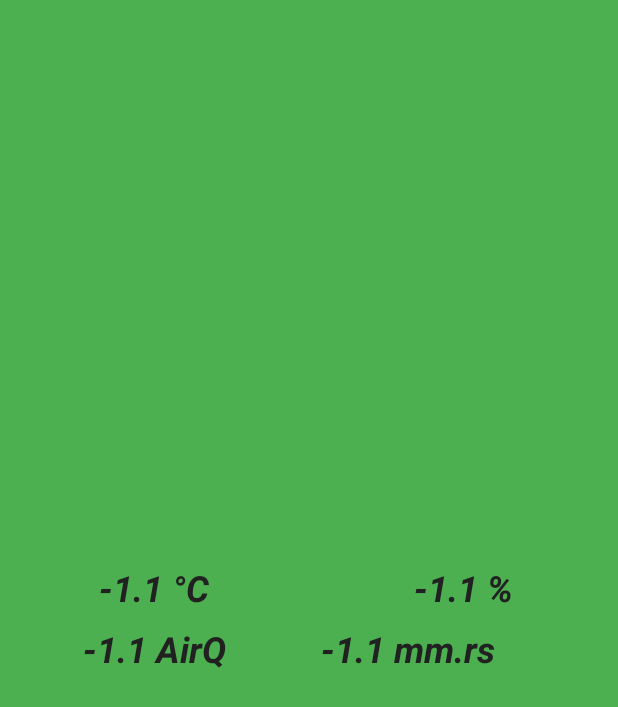
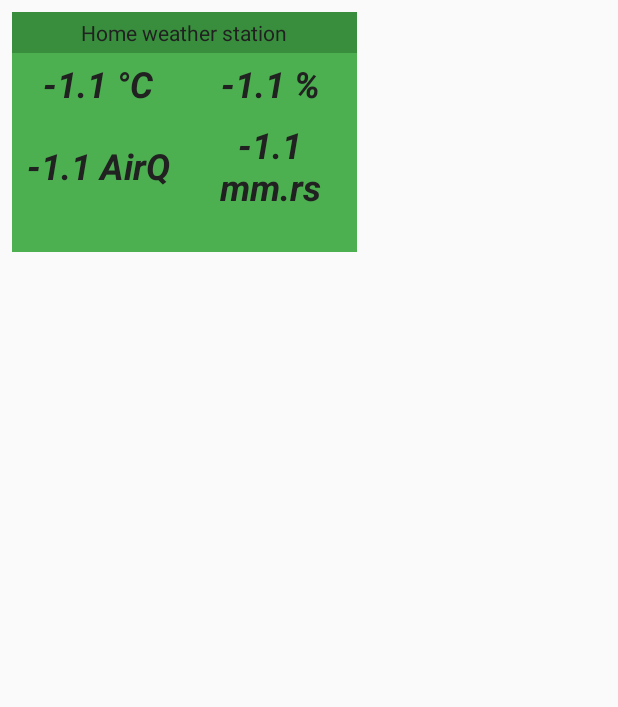
Before and after one commit to Valentin-Golyonko/MeteoStation, an Android app: the layout meteo_station.xml on its own in the app's theme, with its tools: preview values and no code run, on a phone screen of 412 x 824 dp. Shown: the top 707 px of the screen. Run offline under Robolectric (Android 15) with nearby library versions, the phone set to English and light mode, and no system bars.

Commit message:
widget update

```diff
--- a/app/src/main/java/valentin8dev/by/MeteoStation/BluetoothService.java
+++ b/app/src/main/java/valentin8dev/by/MeteoStation/BluetoothService.java
@@ -31,7 +31,7 @@ class BluetoothService {
     // Debugging
     private static final String TAG = "BluetoothService";
     // Name for the SDP record when creating server socket
-    private static final String NAME_SECURE = "BluetoothChatSecure";
+    private static final String NAME_SECURE = "BluetoothSecure";
     // Unique UUID for this application
     private static final UUID MY_UUID_SECURE =
             UUID.fromString("00001101-0000-1000-8000-00805F9B34FB");
--- a/app/src/main/java/valentin8dev/by/MeteoStation/MyWidget.java
+++ b/app/src/main/java/valentin8dev/by/MeteoStation/MyWidget.java
@@ -4,6 +4,7 @@ import android.appwidget.AppWidgetManager;
 import android.appwidget.AppWidgetProvider;
 import android.bluetooth.BluetoothDevice;
 import android.content.Context;
+import android.util.Log;
 import android.widget.RemoteViews;
 
 import java.text.MessageFormat;
@@ -58,10 +59,11 @@ public class MyWidget extends AppWidgetProvider {
                 // Attempt to connect to the device
                 if (mBluetoothService != null) {
                     BluetoothFragment.mBluetoothService.connect(device);
-
+                    //Log.d("widget ", "connect");
                     updateAppWidget(context, appWidgetManager, appWidgetId);
-
+                    //Log.d("widget ", "update");
                     BluetoothFragment.mBluetoothService.stop();
+                    //Log.d("widget ", "stop");
                 }
             }
         }
--- a/app/src/main/res/layout/meteo_station.xml
+++ b/app/src/main/res/layout/meteo_station.xml
@@ -1,11 +1,19 @@
 <LinearLayout
     xmlns:android="http://schemas.android.com/apk/res/android"
-    android:layout_width="match_parent"
-    android:layout_height="match_parent"
+    android:layout_width="230dp"
+    android:layout_height="160dp"
+    android:layout_margin="8dp"
     android:background="@color/colorPrimary"
-    android:gravity="center_vertical|center_horizontal"
-    android:orientation="vertical"
-    android:padding="@dimen/widget_margin">
+    android:orientation="vertical">
+
+    <TextView
+        android:layout_width="match_parent"
+        android:layout_height="wrap_content"
+        android:background="@color/colorPrimaryDark"
+        android:padding="4dp"
+        android:text="@string/tv_widget_name"
+        android:textAlignment="center"
+        android:textColor="@color/colorPrimaryText"/>
 
     <LinearLayout
         android:layout_width="match_parent"
@@ -63,6 +71,7 @@
             android:layout_height="wrap_content"
             android:layout_weight="1"
             android:text="@string/tv_pressure"
+            android:textAlignment="center"
             android:textColor="@color/colorPrimaryText"
             android:textSize="24sp"
             android:textStyle="bold|italic"/>
--- a/app/src/main/res/values/strings.xml
+++ b/app/src/main/res/values/strings.xml
@@ -44,4 +44,5 @@
     <string name="opt_menu_update">update</string>
     <string name="github_page">My github page: \n https://github.com/Valentin-Golyonko</string>
     <string name="alarm">ALARM</string>
+    <string name="tv_widget_name">Home weather station</string>
 </resources>
--- a/app/src/main/res/xml/meteo_station_info.xml
+++ b/app/src/main/res/xml/meteo_station_info.xml
@@ -5,7 +5,7 @@
     android:initialLayout="@layout/meteo_station"
     android:minHeight="110dp"
     android:minWidth="180dp"
-    android:previewImage="@drawable/example_appwidget_preview"
+    android:previewImage="@drawable/widget_preview"
     android:resizeMode="horizontal|vertical"
     android:updatePeriodMillis="1800000"
     android:widgetCategory="home_screen">
```
Also changed, not shown: app/src/main/res/drawable-nodpi/example_appwidget_preview.png (deleted), app/src/main/res/drawable/widget_preview.jpg (added).
